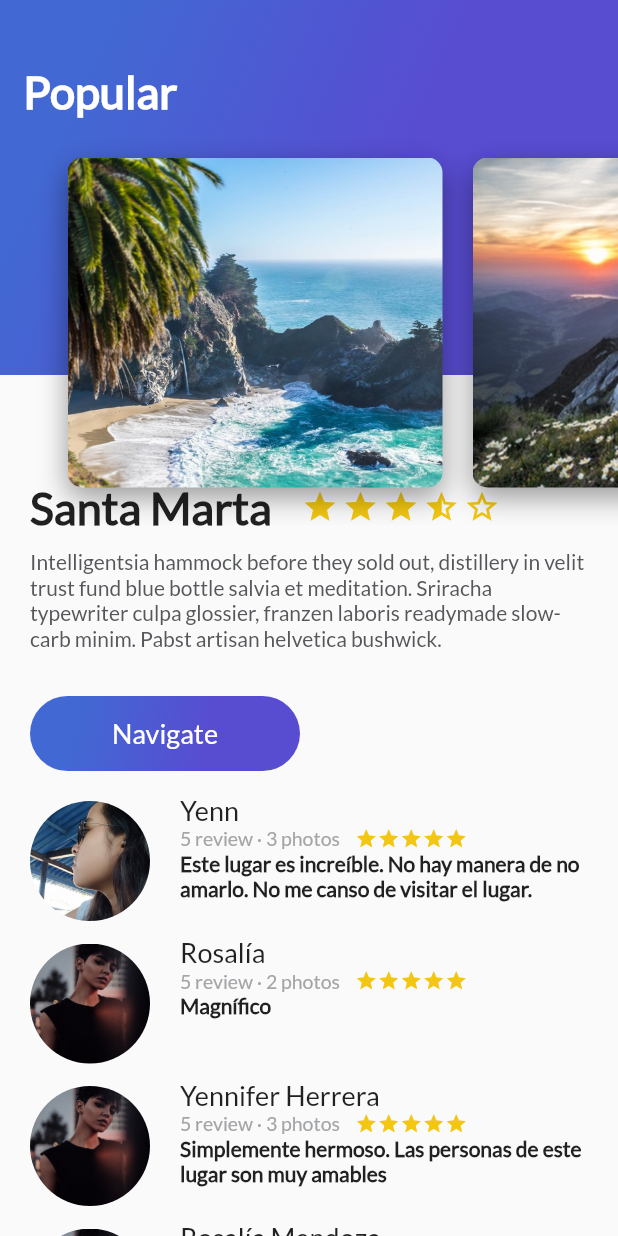
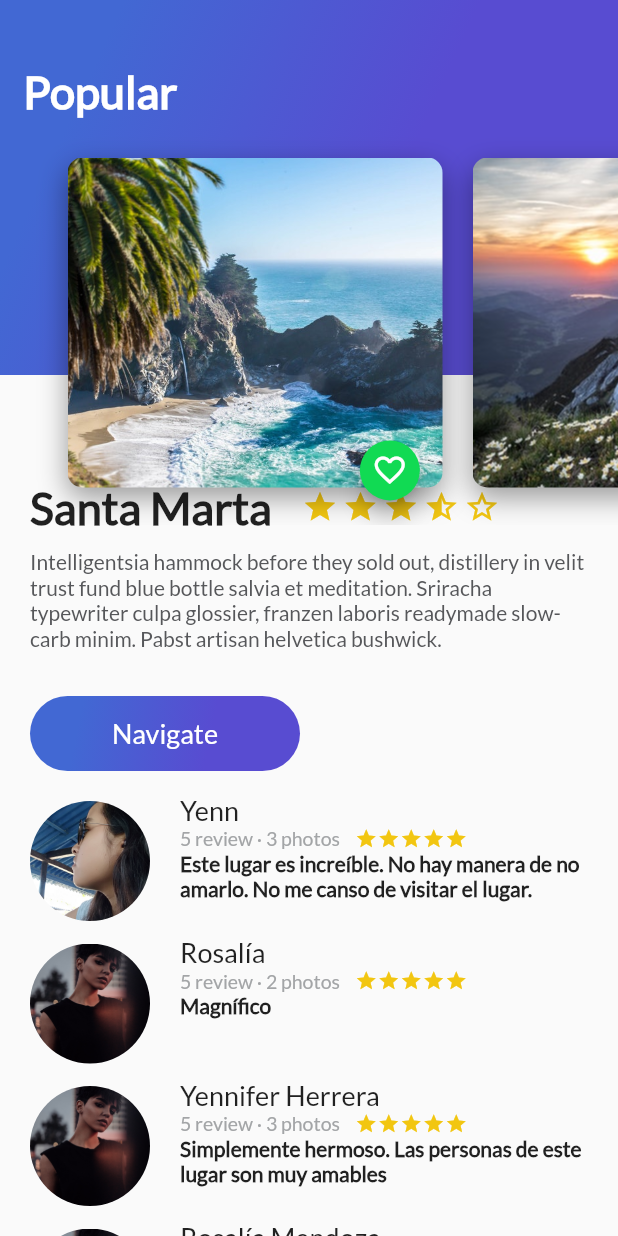
Before and after one commit to Yenniferh/Platzi-Trips, a Flutter app: the screen it shows after launch, on a phone screen of 412 x 824 dp. Run offline on Flutter 3.47's test engine with Material 2 defaults, Android fonts, the phone set to English and light mode, and no system bars.

Commit message:
Floating Action Button + Stateful Widget

```diff
--- a/lib/card_image.dart
+++ b/lib/card_image.dart
@@ -1,4 +1,5 @@
 import 'package:flutter/material.dart';
+import 'package:platzi_trips/floating_action_button_green.dart';
 
 class CardImage extends StatelessWidget {
   String pathImage = "assets/img/river.jpeg";
@@ -28,6 +29,12 @@ class CardImage extends StatelessWidget {
       ),
     );
 
-    return card;
+    return Stack(
+      alignment: Alignment(0.9, 1.1),
+      children: <Widget>[
+        card,
+        FloatingActionButtonGreen()
+      ],
+    );
   }
 }
--- /dev/null
+++ b/lib/floating_action_button_green.dart
@@ -0,0 +1,37 @@
+import 'package:flutter/material.dart';
+
+class FloatingActionButtonGreen extends StatefulWidget {
+  @override
+  State<StatefulWidget> createState() {
+    return _FloatingActionButtonGreen();
+  }
+}
+
+class _FloatingActionButtonGreen extends State<FloatingActionButtonGreen> {
+
+  bool isFav = false;
+
+  @override
+  Widget build(BuildContext context) {
+    return FloatingActionButton(
+      backgroundColor: Color(0xFF11DA53),
+      mini: true,
+      tooltip: "Fav",
+      onPressed: onPressedFav,
+      child: Icon(
+        isFav? Icons.favorite : Icons.favorite_border,
+        color: Colors.white,
+      ),
+    );
+  }
+
+  void onPressedFav() {
+    setState(() {
+      isFav = !isFav;
+    });
+    Scaffold.of(context).showSnackBar(SnackBar(
+      content: isFav? Text("Añadido a tus favoritos") : Text("Eliminado de tus favoritos"),
+      duration: Duration(seconds: 3),
+    ));
+  }
+}
```
